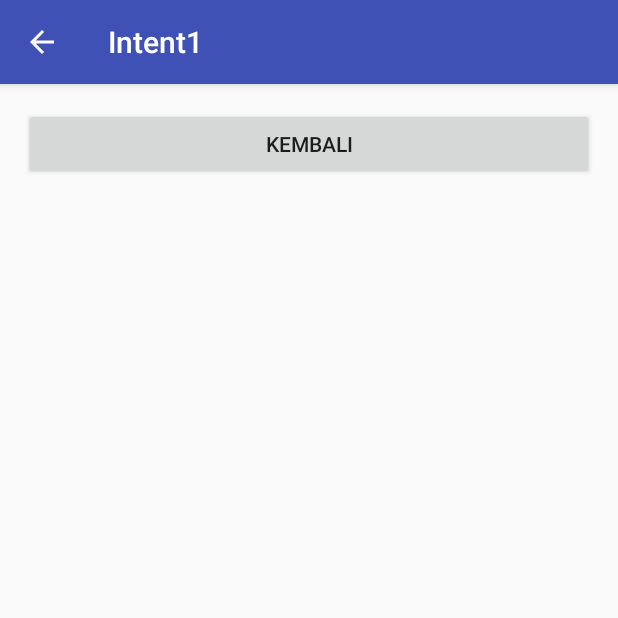
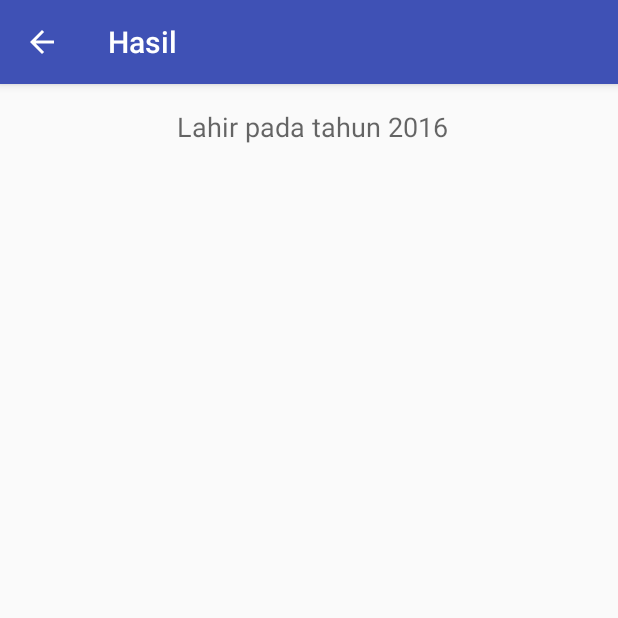
Before and after one commit to Monicabrlpt/Intent1, an Android app: the screen it shows after launch (HasilActivity), after a tap on "HITUNG", on a phone screen of 412 x 824 dp, the top half of it. Run offline under Robolectric (Android 15) with nearby library versions, the phone set to English and light mode, and no system bars.

Commit message:
startActivity Part 2

```diff
--- a/app/src/main/java/id/sch/smktelkom_mlg/learn/intent1/HasilActivity.java
+++ b/app/src/main/java/id/sch/smktelkom_mlg/learn/intent1/HasilActivity.java
@@ -3,7 +3,9 @@ package id.sch.smktelkom_mlg.learn.intent1;
 import android.os.Bundle;
 import android.support.v7.app.AppCompatActivity;
 import android.view.MenuItem;
-import android.view.View;
+import android.widget.TextView;
+
+import java.util.Calendar;
 
 public class HasilActivity extends AppCompatActivity {
 
@@ -12,14 +14,19 @@ public class HasilActivity extends AppCompatActivity {
         super.onCreate(savedInstanceState);
         setContentView(R.layout.activity_hasil);
 
+        setTitle("Hasil");
+
+        String nama = getIntent().getStringExtra(MainActivity.NAMA);
+        int umur = getIntent().getIntExtra(MainActivity.UMUR, 0);
+
+        int yearNow = Calendar.getInstance().get(Calendar.YEAR);
+        int tahunLahir = yearNow - umur;
+
+        TextView tvHasil = (TextView) findViewById(R.id.textViewHasil);
+        tvHasil.setText(nama + " Lahir pada tahun " + tahunLahir);
+
         getSupportActionBar().setDisplayHomeAsUpEnabled(true);
 
-        findViewById(R.id.buttonBack).setOnClickListener(new View.OnClickListener() {
-            @Override
-            public void onClick(View v) {
-                onBackPressed();
-            }
-        });
     }
 
     @Override
--- a/app/src/main/java/id/sch/smktelkom_mlg/learn/intent1/MainActivity.java
+++ b/app/src/main/java/id/sch/smktelkom_mlg/learn/intent1/MainActivity.java
@@ -4,18 +4,42 @@ import android.content.Intent;
 import android.os.Bundle;
 import android.support.v7.app.AppCompatActivity;
 import android.view.View;
+import android.widget.EditText;
 
 public class MainActivity extends AppCompatActivity {
+
+    public static final String NAMA = "Nama";
+    public static final String UMUR = "Umur";
+    EditText etNama;
+    EditText etUmur;
 
     @Override
     protected void onCreate(Bundle savedInstanceState) {
         super.onCreate(savedInstanceState);
         setContentView(R.layout.activity_main);
 
+        setTitle("Input");
+
+        etNama = (EditText) findViewById(R.id.editTextNama);
+        etUmur = (EditText) findViewById(R.id.editTextUmur);
+
         findViewById(R.id.buttonHitung).setOnClickListener(new View.OnClickListener() {
             @Override
             public void onClick(View v) {
-                startActivity(new Intent(MainActivity.this, HasilActivity.class));
+                goHasil();
+            }
+
+            private void goHasil() {
+                String nama = etNama.getText().toString();
+                String umurStr = etUmur.getText().toString();
+
+                int umur = umurStr.isEmpty() ? 0 : Integer.parseInt(umurStr);
+
+                Intent intent = new Intent(MainActivity.this, HasilActivity.class);
+                intent.putExtra(NAMA, nama);
+                intent.putExtra(UMUR, umur);
+
+                startActivity(intent);
             }
         });
     }
--- a/app/src/main/res/layout/activity_hasil.xml
+++ b/app/src/main/res/layout/activity_hasil.xml
@@ -10,9 +10,12 @@
     android:paddingTop="@dimen/activity_vertical_margin"
     tools:context="id.sch.smktelkom_mlg.learn.intent1.HasilActivity">
 
-    <Button
-        android:id="@+id/buttonBack"
+
+    <TextView
+        android:id="@+id/textViewHasil"
         android:layout_width="match_parent"
         android:layout_height="wrap_content"
-        android:text="KEMBALI" />
+        android:gravity="center"
+        android:text="Hasil"
+        android:textAppearance="@style/TextAppearance.AppCompat.Medium" />
 </LinearLayout>
```
Also changed, not shown: app/src/main/res/layout/activity_main.xml (+14 -3 lines).
